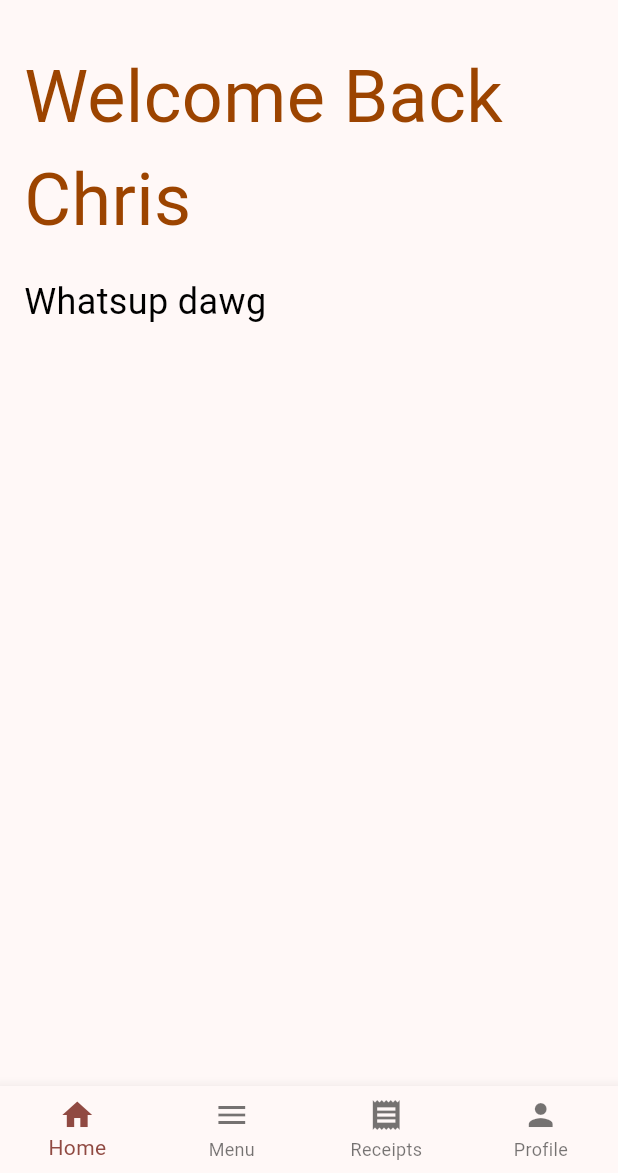
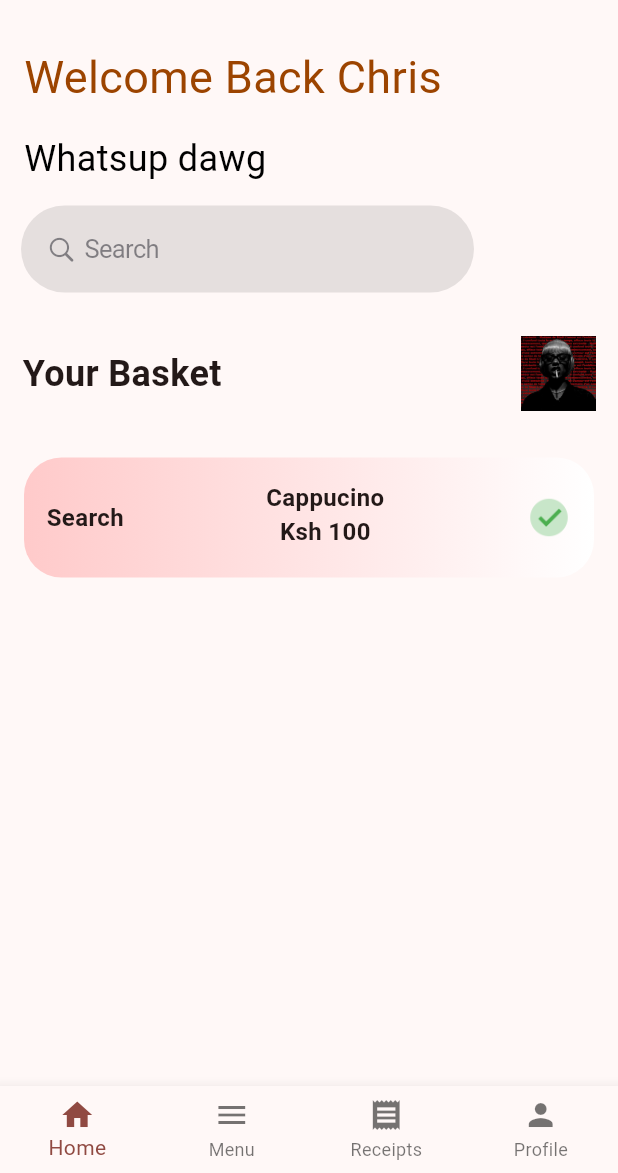
Before and after one commit to Houstonsboy/SBS-coffee-mobile-system, a Flutter app: the screen it shows after launch, on a phone screen of 412 x 824 dp, the part 63-1236 px from its top. Run offline on Flutter 3.47's test engine with Material 3 defaults, Android fonts, the phone set to English and light mode, and no system bars; our stand-ins replace cloud_firestore, firebase_core; accounts and stored records are empty.

Commit message:
added navigation and the home page static data

```diff
--- a/lib/homepage/homepage.dart
+++ b/lib/homepage/homepage.dart
@@ -1,4 +1,5 @@
 import 'package:flutter/material.dart';
+import '../maindashboardwidgets/searchicon.dart';
 
 class HomePage extends StatelessWidget {
   const HomePage({super.key});
@@ -6,16 +7,17 @@ class HomePage extends StatelessWidget {
   @override
   Widget build(BuildContext context) {
     return Scaffold(
-
       body: Column(
-        crossAxisAlignment: CrossAxisAlignment.start, // Aligns children to the left
+        crossAxisAlignment:
+            CrossAxisAlignment.start, // Aligns children to the left
         children: [
           Padding(
-            padding: const EdgeInsets.only(left: 16.0, top: 16.0), // Padding for the text
+            padding: const EdgeInsets.only(
+                left: 16.0, top: 16.0), // Padding for the text
             child: Text(
               'Welcome Back Chris',
               style: TextStyle(
-                fontSize: 48.0, // Font size
+                fontSize: 30.0, // Font size
                 color: Color(0xFF9C4400), // Color
               ),
             ),
@@ -31,6 +33,84 @@ class HomePage extends StatelessWidget {
               ),
             ),
           ),
+          Padding(
+            padding: const EdgeInsets.all(15.0),
+            child: SearchIcon(),
+          ),
+          Padding(
+            padding: const EdgeInsets.all(15.0),
+            child: Row(
+              mainAxisAlignment: MainAxisAlignment
+                  .spaceBetween, // Space between text and image
+              children: [
+                const Text(
+                  'Your Basket', // Text on the left
+                  style: TextStyle(
+                    fontSize: 24,
+                    fontWeight: FontWeight.bold,
+                  ),
+                ),
+                Image.asset(
+                  'images/cigs.jpeg', // Path to your local image
+                  height: 50, // Set height to 30px
+                ),
+              ],
+            ),
+          ),
+          Padding(
+            padding: const EdgeInsets.all(16.0),
+            child: Container(
+              padding: const EdgeInsets.all(15.0),
+              height: 80,
+              decoration: BoxDecoration(
+                // Linear gradient background
+                gradient: const LinearGradient(
+                  colors: [
+                    Color(0xFFFFCACA), // Light pink color
+                    Color(0xFFFFFFFF), // White color
+                  ],
+                  begin: Alignment.centerLeft,
+                  end: Alignment.centerRight,
+                ),
+                // Rounded corners
+                borderRadius: BorderRadius.circular(25.0),
+              ),
+              child: Row(
+                mainAxisAlignment: MainAxisAlignment.spaceBetween,
+                children: [
+                  const Text(
+                    'Search',
+                    style: TextStyle(
+                      fontSize: 16,
+                      fontWeight: FontWeight.bold,
+                    ),
+                  ),
+                  Column(
+                    children: [
+                      const Text(
+                        'Cappucino',
+                        style: TextStyle(
+                          fontSize: 16,
+                          fontWeight: FontWeight.bold,
+                        ),
+                      ),
+                      const Text(
+                        'Ksh 100',
+                        style: TextStyle(
+                          fontSize: 16,
+                          fontWeight: FontWeight.bold,
+                        ),
+                      ),
+                    ],
+                  ),
+                  Image.asset(
+                    'images/icons8-tick-48.png',
+                    height: 30, // Ensure the image fits within 30px height
+                  ),
+                ],
+              ),
+            ),
+          )
         ],
       ),
     );
--- a/pubspec.yaml
+++ b/pubspec.yaml
@@ -60,10 +60,8 @@ flutter:
   uses-material-design: true
 
   # To add assets to your application, add an assets section, like this:
-  # assets:
-  #   - images/a_dot_burr.jpeg
-  #   - images/a_dot_ham.jpeg
-
+  assets:
+    - images/
   # An image asset can refer to one or more resolution-specific "variants", see
   # https://flutter.dev/to/resolution-aware-images
 
```
Also changed, not shown: images/cigs.jpeg (added), images/icons8-tick-48.png (added).
